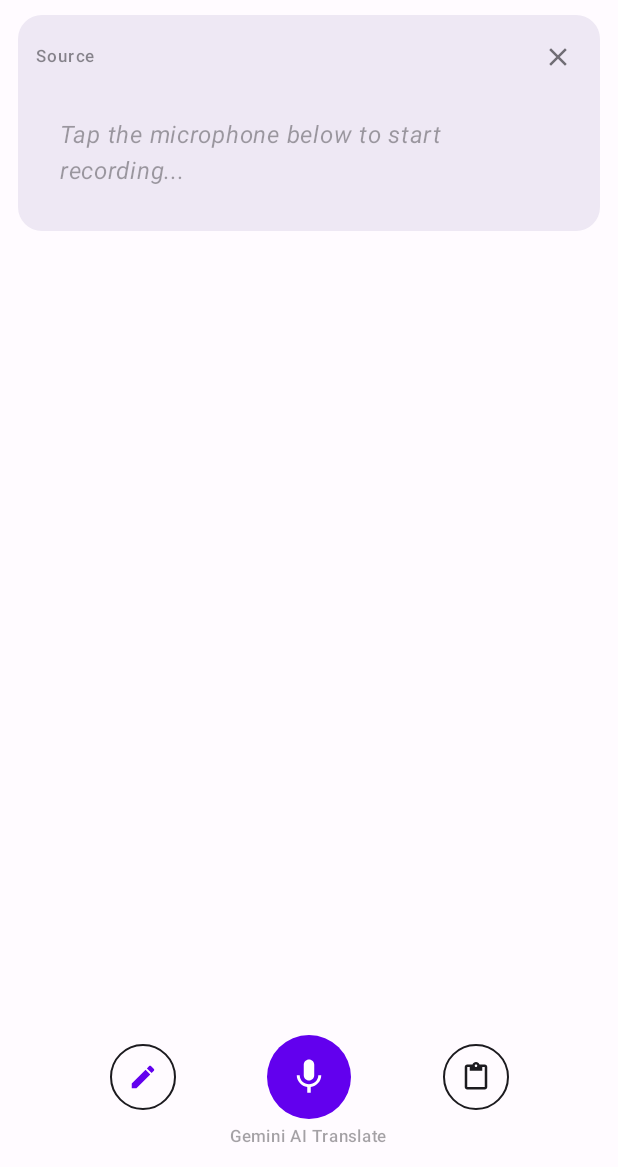
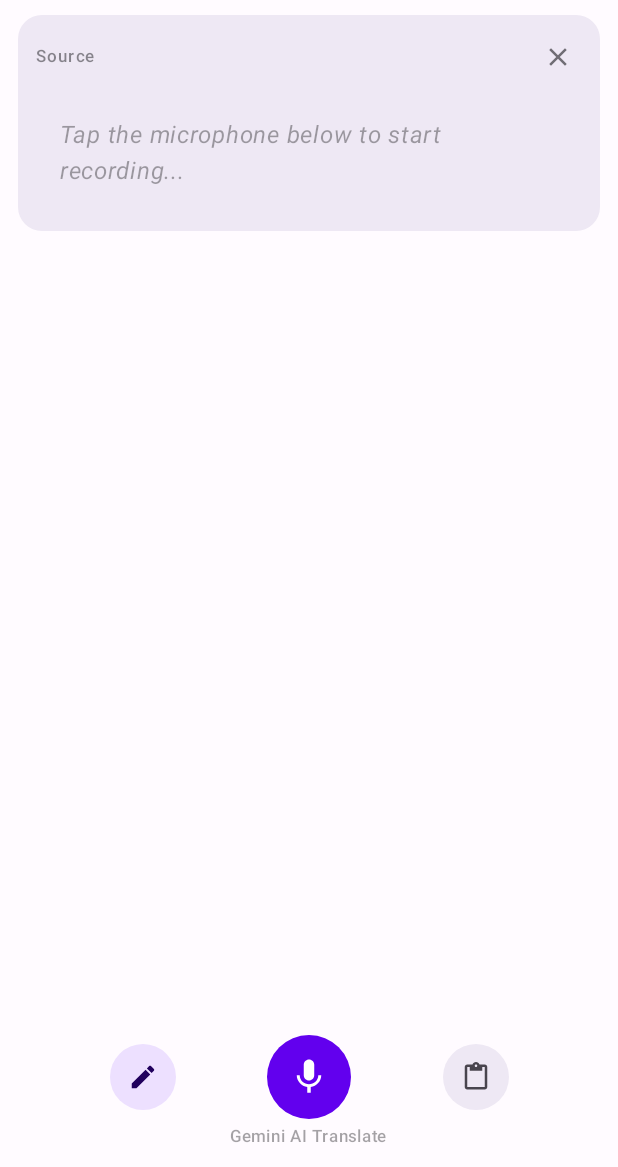
Before and after one commit to vipseal/voice-translator, an Android app built with Jetpack Compose: the composable TranslatorScreen shown on its own in the app's theme, after a tap on "Type", on a phone screen of 412 x 824 dp, the part 69-1236 px from its top. Run offline under Robolectric (Android 15) with nearby library versions, the light colour scheme and no system bars; 1 statement that could not run was skipped.

Commit message:
fix: use FilledTonalIconButton for visible edit/paste buttons in dark mode

```diff
--- a/composeApp/src/commonMain/kotlin/com/hhaigc/translator/screen/TranslatorScreen.kt
+++ b/composeApp/src/commonMain/kotlin/com/hhaigc/translator/screen/TranslatorScreen.kt
@@ -454,11 +454,13 @@ fun TranslatorScreen(
             verticalAlignment = Alignment.CenterVertically
         ) {
             // Edit/type button (left)
-            OutlinedIconButton(
+            FilledTonalIconButton(
                 onClick = { withFeedback { showSourceInput = !showSourceInput } },
                 modifier = Modifier.size(44.dp),
-                colors = IconButtonDefaults.outlinedIconButtonColors(
-                    contentColor = if (showSourceInput) MaterialTheme.colorScheme.primary
+                colors = IconButtonDefaults.filledTonalIconButtonColors(
+                    containerColor = if (showSourceInput) MaterialTheme.colorScheme.primaryContainer
+                                     else MaterialTheme.colorScheme.surfaceVariant,
+                    contentColor = if (showSourceInput) MaterialTheme.colorScheme.onPrimaryContainer
                                    else MaterialTheme.colorScheme.onSurfaceVariant
                 )
             ) {
@@ -484,9 +486,13 @@ fun TranslatorScreen(
                 )
             }
             // Paste button (right)
-            OutlinedIconButton(
+            FilledTonalIconButton(
                 onClick = { withFeedback { translateClipboardText() } },
-                modifier = Modifier.size(44.dp)
+                modifier = Modifier.size(44.dp),
+                colors = IconButtonDefaults.filledTonalIconButtonColors(
+                    containerColor = MaterialTheme.colorScheme.surfaceVariant,
+                    contentColor = MaterialTheme.colorScheme.onSurfaceVariant
+                )
             ) {
                 Icon(
                     imageVector = Icons.Default.ContentPaste,
```
